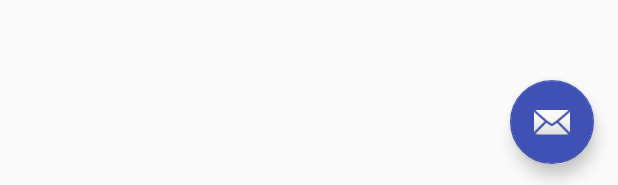
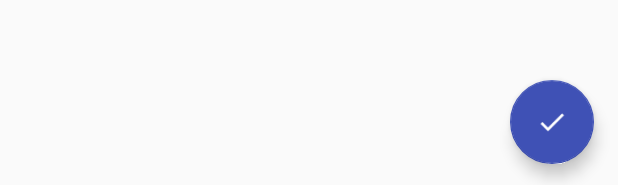
Before and after one commit to BlauerRiese/MyVirtualFridge_2.0, an Android app: the layout activity_add_fridge_item.xml on its own in the app's theme, with its tools: preview values and no code run, on a phone screen of 412 x 824 dp. Shown: the part 1048-1233 px from the top of the screen. Run offline under Robolectric (Android 15) with nearby library versions, the phone set to English and light mode, and no system bars.

Commit message:
Check Button

```diff
--- a/app/src/main/res/layout/activity_add_fridge_item.xml
+++ b/app/src/main/res/layout/activity_add_fridge_item.xml
@@ -20,6 +20,7 @@
     <android.support.design.widget.FloatingActionButton android:id="@+id/fab"
         android:layout_width="wrap_content" android:layout_height="wrap_content"
         android:layout_gravity="bottom|end" android:layout_margin="@dimen/fab_margin"
-        android:src="@android:drawable/ic_dialog_email" />
+        android:src="@drawable/ic_check_white"
+        />
 
 </android.support.design.widget.CoordinatorLayout>
```
Also changed, not shown: app/src/main/res/drawable/ic_check_white.png (added).
